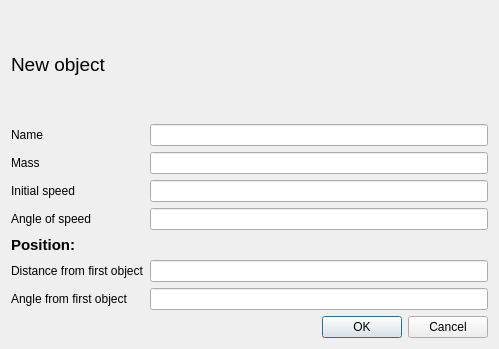
This is temp/newobject.ui in mtpajula/MySolarSystem as Qt 5 draws it before an edit. The edited form follows.
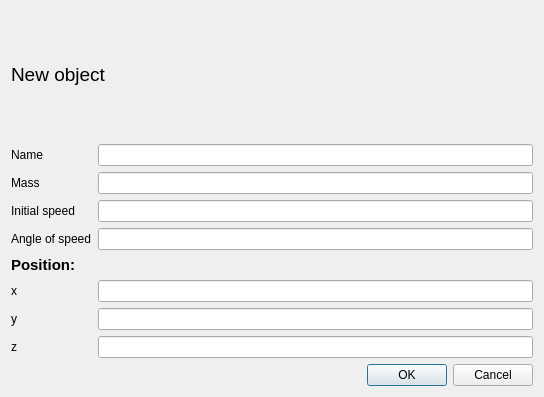
This is the edited form.

```diff
--- a/temp/newobject.ui
+++ b/temp/newobject.ui
@@ -6,8 +6,8 @@
    <rect>
     <x>0</x>
     <y>0</y>
-    <width>499</width>
-    <height>349</height>
+    <width>544</width>
+    <height>397</height>
    </rect>
   </property>
   <property name="windowTitle">
@@ -46,7 +46,7 @@
      <item row="5" column="0">
       <widget class="QLabel" name="label_4">
        <property name="text">
-        <string>Distance from first object</string>
+        <string>x</string>
        </property>
       </widget>
      </item>
@@ -60,7 +60,7 @@
      <item row="6" column="0">
       <widget class="QLabel" name="label_5">
        <property name="text">
-        <string>Angle from first object</string>
+        <string>y</string>
        </property>
       </widget>
      </item>
@@ -108,6 +108,16 @@
        </property>
       </widget>
      </item>
+     <item row="7" column="1">
+      <widget class="QLineEdit" name="lineEdit_7"/>
+     </item>
+     <item row="7" column="0">
+      <widget class="QLabel" name="label_9">
+       <property name="text">
+        <string>z</string>
+       </property>
+      </widget>
+     </item>
     </layout>
    </item>
    <item>
```
